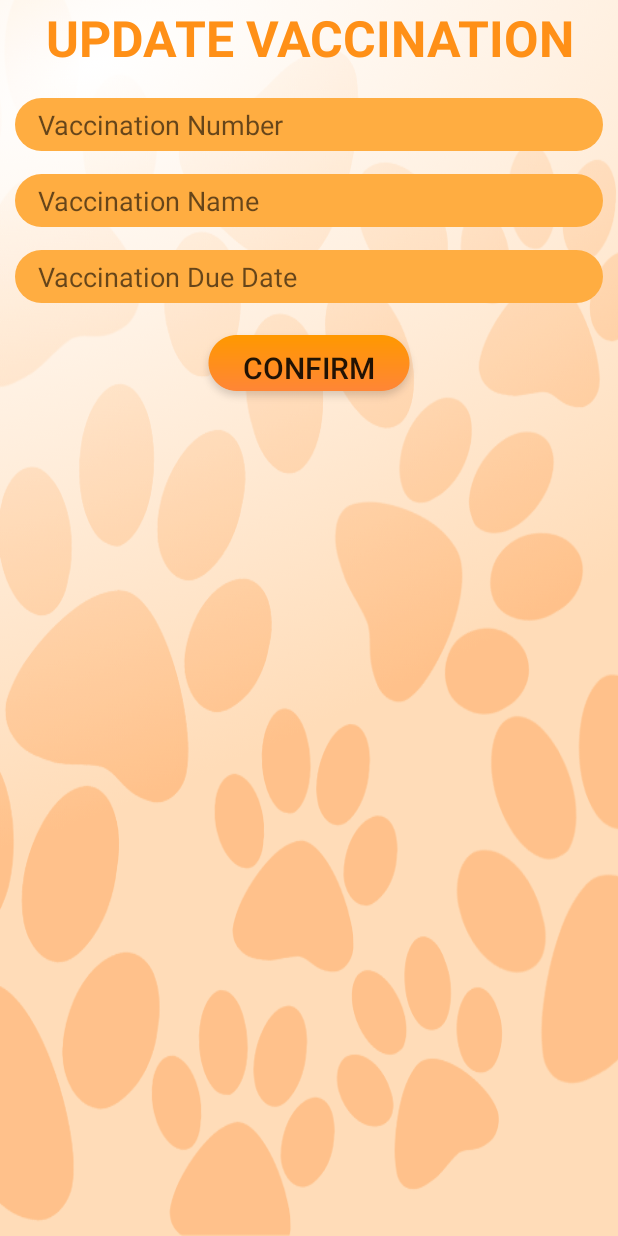
After one commit to MIHIRANGA99/MAD-Project, an Android app: the layout vaccupdate_popup.xml on its own in the app's theme, with its tools: preview values and no code run, on a phone screen of 412 x 824 dp. The commit adds this screen. Run offline under Robolectric (Android 15) with nearby library versions, the phone set to English and light mode, and no system bars.

Commit message:
Update function

```diff
--- a/app/build.gradle
+++ b/app/build.gradle
@@ -48,6 +48,7 @@ dependencies {
     implementation 'com.google.firebase:firebase-auth:21.0.1'
     implementation 'org.jetbrains:annotations:15.0'
     implementation 'com.google.firebase:firebase-storage:20.0.0'
+    implementation 'com.orhanobut:dialogplus:1.11@aar'
 
     testImplementation 'junit:junit:4.+'
     androidTestImplementation 'androidx.test.ext:junit:1.1.3'
--- a/app/src/main/java/com/example/woofnew/Vaccinations.java
+++ b/app/src/main/java/com/example/woofnew/Vaccinations.java
@@ -89,6 +89,8 @@ public class Vaccinations extends Fragment {
                 intent2.putExtra("dogID",dogID);
                 startActivity(intent2);
             }
+
+
         });
 
         Bundle details = getArguments();
--- /dev/null
+++ b/app/src/main/res/layout/vaccupdate_popup.xml
@@ -0,0 +1,67 @@
+<?xml version="1.0" encoding="utf-8"?>
+<LinearLayout xmlns:android="http://schemas.android.com/apk/res/android"
+    android:layout_width="match_parent"
+    android:layout_height="match_parent"
+    android:background="@drawable/vaccinationnewbackground__1"
+    android:orientation="vertical">
+
+    <TextView
+        android:id="@+id/updateheading"
+        android:layout_width="match_parent"
+        android:layout_height="50dp"
+        android:text="@string/vaccinationupdatetitle"
+        android:textColor="#FF9017"
+        android:textSize="33sp"
+        android:gravity="center"
+        android:textStyle="bold" />
+
+
+    <EditText
+        android:id="@+id/vaccupdatenum"
+        android:layout_width="match_parent"
+        android:layout_height="35dp"
+        android:layout_marginLeft="10dp"
+        android:paddingLeft="15dp"
+        android:layout_marginTop="15dp"
+        android:layout_marginRight="10dp"
+        android:background="@drawable/inputtext"
+        android:hint="@string/updatevacnum"
+        android:textColor="#581414" />
+
+    <EditText
+        android:id="@+id/updatevacname"
+        android:layout_width="match_parent"
+        android:layout_height="35dp"
+        android:layout_marginLeft="10dp"
+        android:layout_marginTop="15dp"
+        android:layout_marginRight="10dp"
+        android:background="@drawable/inputtext"
+        android:hint="@string/updatevacname"
+        android:paddingLeft="15dp"
+        android:textColor="#581414" />
+
+    <EditText
+        android:id="@+id/updatevacdate"
+        android:layout_width="match_parent"
+        android:layout_height="35dp"
+        android:layout_marginLeft="10dp"
+        android:layout_marginTop="15dp"
+        android:layout_marginRight="10dp"
+        android:background="@drawable/inputtext"
+        android:hint="@string/updatevacdate"
+        android:paddingLeft="15dp"
+        android:textColor="#581414" />
+
+    <Button
+        android:id="@+id/updateconbutton"
+        android:layout_width="wrap_content"
+        android:layout_height="wrap_content"
+        android:layout_gravity="center"
+        android:layout_marginTop="15dp"
+        android:background="@drawable/updatebutton"
+        android:gravity="center"
+        android:text="@string/updatedetailsbutton"
+        android:textSize="20sp" />
+
+
+</LinearLayout>
--- a/app/src/main/res/values/strings.xml
+++ b/app/src/main/res/values/strings.xml
@@ -45,6 +45,11 @@
     <string name="colon4">:</string>
     <string name="vaccupdatebtn">UPDATE</string>
     <string name="vaccdeletebtn">DELETE</string>
+    <string name="vaccinationupdatetitle">UPDATE VACCINATION</string>
+    <string name="updatevacnum">Vaccination Number</string>
+    <string name="updatevacname">Vaccination Name</string>
+    <string name="updatevacdate">Vaccination Due Date</string>
+    <string name="updatedetailsbutton">CONFIRM</string>
 
 
 </resources>
```
Also changed, not shown: app/src/main/java/com/example/woofnew/AddNewVacc.java (+6 -4 lines), app/src/main/java/com/example/woofnew/VaccinationModel.java (+13 -3 lines), app/src/main/java/com/example/woofnew/VaccineAdapter.java (+131 -1 lines), app/src/main/java/com/example/woofnew/edit_vaccine.java (+33 -0 lines), app/src/main/res/layout/activity_edit_vaccine.xml (+5 -5 lines), app/src/main/res/drawable-hdpi/vaccinationnewbackground__1.png (added), app/src/main/res/drawable-ldpi/vaccinationnewbackground__1.png (added), app/src/main/res/drawable-mdpi/vaccinationnewbackground__1.png (added), app/src/main/res/drawable-xhdpi/vaccinationnewbackground__1.png (added), app/src/main/res/drawable-xxhdpi/vaccinationnewbackground__1.png (added), app/src/main/res/drawable-xxxhdpi/vaccinationnewbackground__1.png (added).
